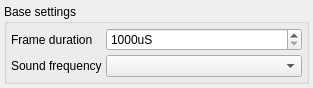
This is apps/zxtune-qt/ui/preferences/sound.ui in vitamin-caig/zxtune as Qt 5 draws it before an edit. The edited form follows.
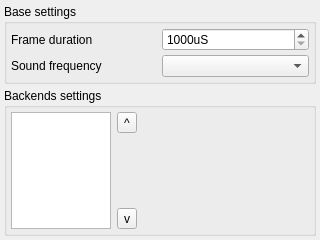
This is the edited form. Icons and pictures are not drawn.

Commit message: zxtune-qt: setup and using of backends order.

The edit to the form file:
```diff
--- a/apps/zxtune-qt/ui/preferences/sound.ui
+++ b/apps/zxtune-qt/ui/preferences/sound.ui
@@ -6,8 +6,8 @@
    <rect>
     <x>0</x>
     <y>0</y>
-    <width>313</width>
-    <height>56</height>
+    <width>320</width>
+    <height>240</height>
    </rect>
   </property>
   <property name="windowTitle">
@@ -21,17 +21,17 @@
     <number>4</number>
    </property>
    <item>
-    <widget class="QGroupBox">
+    <widget class="QGroupBox" name="groupBox">
      <property name="title">
       <string>Base settings</string>
      </property>
-     <layout class="QFormLayout">
+     <layout class="QGridLayout" name="gridLayout">
+      <property name="margin">
+       <number>4</number>
+      </property>
       <property name="spacing">
        <number>4</number>
       </property>
-      <property name="margin">
-       <number>4</number>
-      </property>
       <item row="0" column="0">
        <widget class="QLabel">
         <property name="text">
@@ -65,6 +65,99 @@
      </layout>
     </widget>
    </item>
+   <item>
+    <widget class="QGroupBox" name="backendGroupBox">
+     <property name="title">
+      <string>Backends settings</string>
+     </property>
+     <layout class="QHBoxLayout" name="horizontalLayout">
+      <property name="margin">
+       <number>4</number>
+      </property>
+      <item>
+       <widget class="QListWidget" name="backendsList">
+        <property name="sizePolicy">
+         <sizepolicy hsizetype="Maximum" vsizetype="Expanding">
+          <horstretch>0</horstretch>
+          <verstretch>0</verstretch>
+         </sizepolicy>
+        </property>
+        <property name="maximumSize">
+         <size>
+          <width>100</width>
+          <height>16777215</height>
+         </size>
+        </property>
+        <property name="verticalScrollBarPolicy">
+         <enum>Qt::ScrollBarAlwaysOff</enum>
+        </property>
+        <property name="horizontalScrollBarPolicy">
+         <enum>Qt::ScrollBarAlwaysOff</enum>
+        </property>
+        <property name="autoScroll">
+         <bool>false</bool>
+        </property>
+        <property name="editTriggers">
+         <set>QAbstractItemView::NoEditTriggers</set>
+        </property>
+        <property name="showDropIndicator" stdset="0">
+         <bool>false</bool>
+        </property>
+       </widget>
+      </item>
+      <item>
+       <layout class="QVBoxLayout" name="verticalLayout">
+        <property name="leftMargin">
+         <number>0</number>
+        </property>
+        <item>
+         <widget class="QToolButton" name="moveUp">
+          <property name="text">
+           <string>^</string>
+          </property>
+          <property name="icon">
+           <iconset theme="go-up"/>
+          </property>
+         </widget>
+        </item>
+        <item>
+         <spacer name="verticalSpacer_2">
+          <property name="orientation">
+           <enum>Qt::Vertical</enum>
+          </property>
+          <property name="sizeHint" stdset="0">
+           <size>
+            <width>20</width>
+            <height>40</height>
+           </size>
+          </property>
+         </spacer>
+        </item>
+        <item>
+         <widget class="QToolButton" name="moveDown">
+          <property name="text">
+           <string>v</string>
+          </property>
+          <property name="icon">
+           <iconset theme="go-down"/>
+          </property>
+         </widget>
+        </item>
+       </layout>
+      </item>
+      <item>
+       <widget class="QWidget" name="backendSettings" native="true">
+        <property name="sizePolicy">
+         <sizepolicy hsizetype="MinimumExpanding" vsizetype="Preferred">
+          <horstretch>0</horstretch>
+          <verstretch>0</verstretch>
+         </sizepolicy>
+        </property>
+       </widget>
+      </item>
+     </layout>
+    </widget>
+   </item>
    <item>
     <spacer name="verticalSpacer">
      <property name="orientation">
```
The commit also changes 3 other files.
